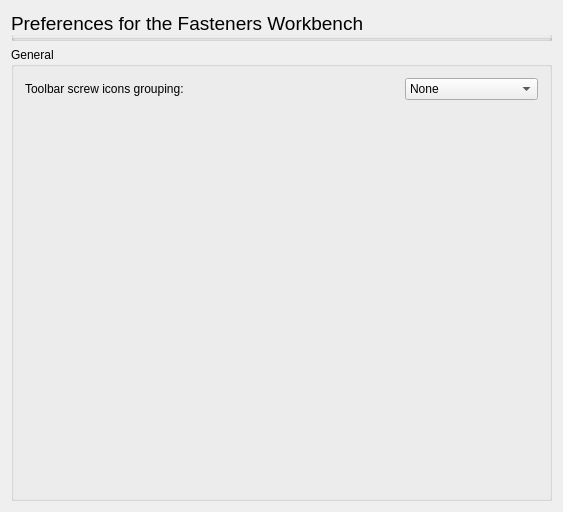
This is FSprefs.ui in shaise/FreeCAD_FastenersWB as Qt 5 draws it before an edit. The edited form follows.
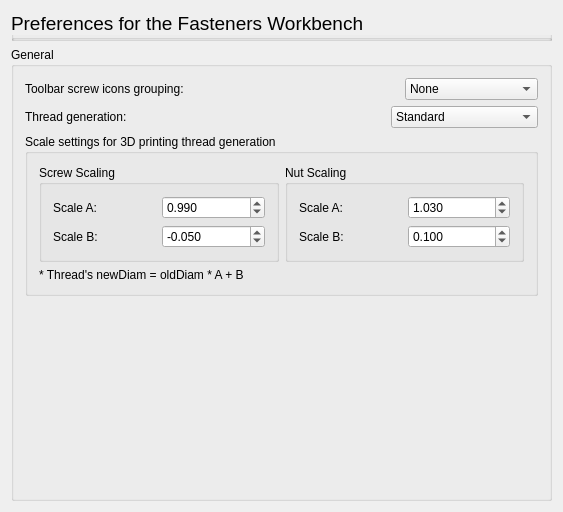
This is the edited form. Custom widgets are drawn as their Qt base class.

Commit message: Added 3D printer compatible thread generation.

What changed in the file:
```diff
--- a/FSprefs.ui
+++ b/FSprefs.ui
@@ -84,6 +84,245 @@
         </item>
        </layout>
       </item>
+      <item>
+       <layout class="QHBoxLayout" name="horizontalLayout_2">
+        <item>
+         <widget class="QLabel" name="label_2">
+          <property name="text">
+           <string>Thread generation:</string>
+          </property>
+         </widget>
+        </item>
+        <item>
+         <spacer name="horizontalSpacer_2">
+          <property name="orientation">
+           <enum>Qt::Horizontal</enum>
+          </property>
+          <property name="sizeHint" stdset="0">
+           <size>
+            <width>40</width>
+            <height>20</height>
+           </size>
+          </property>
+         </spacer>
+        </item>
+        <item>
+         <widget class="Gui::PrefComboBox" name="gui::comboThread">
+          <property name="toolTip">
+           <string>Select method of thread generation</string>
+          </property>
+          <property name="prefEntry" stdset="0">
+           <string>ScrewToolbarThreadGeneration</string>
+          </property>
+          <property name="prefPath" stdset="0">
+           <string>Mod/Fasteners</string>
+          </property>
+          <item>
+           <property name="text">
+            <string>Standard</string>
+           </property>
+          </item>
+          <item>
+           <property name="text">
+            <string>3D printer compatible</string>
+           </property>
+          </item>
+         </widget>
+        </item>
+       </layout>
+      </item>
+      <item>
+       <widget class="QGroupBox" name="groupBox_4">
+        <property name="title">
+         <string>Scale settings for 3D printing thread generation</string>
+        </property>
+        <layout class="QVBoxLayout" name="verticalLayout_4">
+         <item>
+          <layout class="QHBoxLayout" name="screwScaleLayout">
+           <item>
+            <widget class="QGroupBox" name="groupBox_2">
+             <property name="sizePolicy">
+              <sizepolicy hsizetype="Preferred" vsizetype="Preferred">
+               <horstretch>0</horstretch>
+               <verstretch>1</verstretch>
+              </sizepolicy>
+             </property>
+             <property name="title">
+              <string>Screw Scaling</string>
+             </property>
+             <layout class="QVBoxLayout" name="verticalLayout_2">
+              <item>
+               <layout class="QHBoxLayout" name="horizontalLayout_4">
+                <item>
+                 <widget class="QLabel" name="label_5">
+                  <property name="text">
+                   <string>Scale A:</string>
+                  </property>
+                 </widget>
+                </item>
+                <item>
+                 <widget class="Gui::PrefDoubleSpinBox" name="gui::spScrewScaleA">
+                  <property name="decimals">
+                   <number>3</number>
+                  </property>
+                  <property name="minimum">
+                   <double>0.900000000000000</double>
+                  </property>
+                  <property name="maximum">
+                   <double>1.100000000000000</double>
+                  </property>
+                  <property name="singleStep">
+                   <double>0.010000000000000</double>
+                  </property>
+                  <property name="value">
+                   <double>0.990000000000000</double>
+                  </property>
+                  <property name="prefEntry" stdset="0">
+                   <string>ScrewThrScaleA</string>
+                  </property>
+                  <property name="prefPath" stdset="0">
+                   <string>Mod/Fasteners</string>
+                  </property>
+                 </widget>
+                </item>
+               </layout>
+              </item>
+              <item>
+               <layout class="QHBoxLayout" name="horizontalLayout_5">
+                <item>
+                 <widget class="QLabel" name="label_6">
+                  <property name="text">
+                   <string>Scale B:</string>
+                  </property>
+                 </widget>
+                </item>
+                <item>
+                 <widget class="Gui::PrefDoubleSpinBox" name="spScrewScaleB">
+                  <property name="decimals">
+                   <number>3</number>
+                  </property>
+                  <property name="minimum">
+                   <double>-1.000000000000000</double>
+                  </property>
+                  <property name="maximum">
+                   <double>1.000000000000000</double>
+                  </property>
+                  <property name="singleStep">
+                   <double>0.010000000000000</double>
+                  </property>
+                  <property name="value">
+                   <double>-0.050000000000000</double>
+                  </property>
+                  <property name="prefEntry" stdset="0">
+                   <string>ScrewThrScaleB</string>
+                  </property>
+                  <property name="prefPath" stdset="0">
+                   <string>Mod/Fasteners</string>
+                  </property>
+                 </widget>
+                </item>
+               </layout>
+              </item>
+             </layout>
+            </widget>
+           </item>
+           <item>
+            <widget class="QGroupBox" name="groupBox_3">
+             <property name="title">
+              <string>Nut Scaling</string>
+             </property>
+             <layout class="QVBoxLayout" name="verticalLayout_3">
+              <item>
+               <layout class="QHBoxLayout" name="horizontalLayout_6">
+                <item>
+                 <widget class="QLabel" name="label_7">
+                  <property name="text">
+                   <string>Scale A:</string>
+                  </property>
+                 </widget>
+                </item>
+                <item>
+                 <widget class="Gui::PrefDoubleSpinBox" name="spNutScaleA">
+                  <property name="decimals">
+                   <number>3</number>
+                  </property>
+                  <property name="minimum">
+                   <double>0.900000000000000</double>
+                  </property>
+                  <property name="maximum">
+                   <double>1.100000000000000</double>
+                  </property>
+                  <property name="singleStep">
+                   <double>0.010000000000000</double>
+                  </property>
+                  <property name="value">
+                   <double>1.030000000000000</double>
+                  </property>
+                  <property name="prefEntry" stdset="0">
+                   <string>NutThrScaleA</string>
+                  </property>
+                  <property name="prefPath" stdset="0">
+                   <string>Mod/Fasteners</string>
+                  </property>
+                 </widget>
+                </item>
+               </layout>
+              </item>
+              <item>
+               <layout class="QHBoxLayout" name="horizontalLayout_7">
+                <item>
+                 <widget class="QLabel" name="label_8">
+                  <property name="text">
+                   <string>Scale B:</string>
+                  </property>
+                 </widget>
+                </item>
+                <item>
+                 <widget class="Gui::PrefDoubleSpinBox" name="spNutScaleB">
+                  <property name="decimals">
+                   <number>3</number>
+                  </property>
+                  <property name="minimum">
+                   <double>-1.000000000000000</double>
+                  </property>
+                  <property name="maximum">
+                   <double>1.000000000000000</double>
+                  </property>
+                  <property name="singleStep">
+                   <double>0.010000000000000</double>
+                  </property>
+                  <property name="value">
+                   <double>0.100000000000000</double>
+                  </property>
+                  <property name="prefEntry" stdset="0">
+                   <string>NutThrScaleB</string>
+                  </property>
+                  <property name="prefPath" stdset="0">
+                   <string>Mod/Fasteners</string>
+                  </property>
+                 </widget>
+                </item>
+               </layout>
+              </item>
+             </layout>
+            </widget>
+           </item>
+          </layout>
+         </item>
+         <item>
+          <layout class="QHBoxLayout" name="horizontalLayout_8">
+           <item>
+            <widget class="QLabel" name="label_9">
+             <property name="text">
+              <string>* Thread's newDiam = oldDiam * A + B</string>
+             </property>
+            </widget>
+           </item>
+          </layout>
+         </item>
+        </layout>
+       </widget>
+      </item>
       <item>
        <spacer name="verticalSpacer">
         <property name="orientation">
@@ -134,6 +373,11 @@
    <extends>QComboBox</extends>
    <header>Gui/PrefWidgets.h</header>
   </customwidget>
+  <customwidget>
+   <class>Gui::PrefDoubleSpinBox</class>
+   <extends>QDoubleSpinBox</extends>
+   <header>Gui/PrefWidgets.h</header>
+  </customwidget>
  </customwidgets>
  <resources/>
  <connections/>
```
The commit also changes 5 other files.
